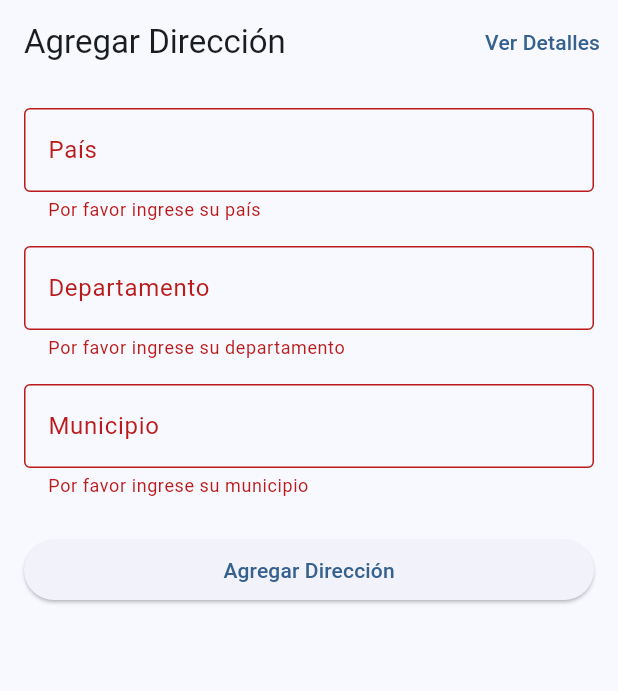
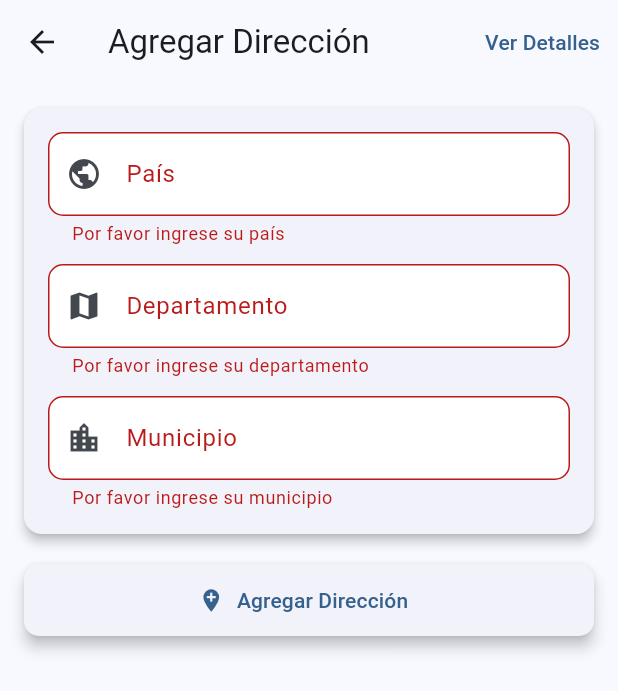
Before and after one commit to RSSerna/DoubleVPPartnersPTRSS, a Flutter app: the AddressFormScreen screen opened by its route, after a tap on "Agregar Dirección", on a phone screen of 412 x 824 dp. Shown: the top 691 px of the screen. Run offline on Flutter 3.47's test engine with Material 3 defaults, Android fonts, the phone set to English and light mode, and no system bars; our stand-ins replace dartz, equatable, flutter_bloc, get_it, go_router, logger and 1 more; accounts and stored records are empty.

Commit message:
UI Changes

```diff
--- /dev/null
+++ b/devtools_options.yaml
@@ -0,0 +1,3 @@
+description: This file stores settings for Dart & Flutter DevTools.
+documentation: https://docs.flutter.dev/tools/devtools/extensions#configure-extension-enablement-states
+extensions:
--- a/lib/core/constants/app_strings.dart
+++ b/lib/core/constants/app_strings.dart
@@ -26,6 +26,13 @@ class AppStrings {
   static const String municipalityLabel = 'Municipio';
   static const String addressesLabel = 'Direcciones:';
   static const String selectDateLabel = 'Fecha: ';
+
+  // Hints
+  static const String countryHint = 'Ingrese el país';
+  static const String departmentHint = 'Ingrese el departamento';
+  static const String municipalityHint = 'Ingrese el municipio';
+  static const String firstNameHint = 'Ingrese su nombre';
+  static const String lastNameHint = 'Ingrese su apellido';
 
   // Validation Messages
   static const String enterNameError = 'Por favor ingrese su $fieldPlaceholder';
--- a/lib/features/user_management/presentation/screens/address_form_screen.dart
+++ b/lib/features/user_management/presentation/screens/address_form_screen.dart
@@ -36,6 +36,11 @@ class _AddressFormScreenState extends State<AddressFormScreen> {
   Widget build(BuildContext context) {
     return Scaffold(
       appBar: AppBar(
+        leading: IconButton(
+          icon: const Icon(Icons.arrow_back),
+          onPressed: () => context.pop(),
+          tooltip: AppStrings.backButtonLabel,
+        ),
         title: Text(AppStrings.addAddressTitle),
         actions: [
           TextButton(
@@ -61,43 +66,77 @@ class _AddressFormScreenState extends State<AddressFormScreen> {
               key: _formKey,
               child: ListView(
                 children: [
+                  Card(
+                    elevation: 3,
+                    shape: RoundedRectangleBorder(
+                      borderRadius: BorderRadius.circular(12),
+                    ),
+                    margin: EdgeInsets.zero,
+                    child: Padding(
+                      padding: const EdgeInsets.all(16.0),
+                      child: Column(
+                        children: [
                           CustomFormField(
                             controller: _countryController,
                             label: AppStrings.countryLabel,
-                    validator: (value) => FormValidators.validateLocationField(
+                            hint: AppStrings.countryHint,
+                            icon: Icons.public,
+                            validator: (value) =>
+                                FormValidators.validateLocationField(
                               value,
                               fieldName: AppStrings.countryField,
                             ),
                             textInputAction: TextInputAction.next,
                           ),
-                  const SizedBox(height: 16),
+                          const SizedBox(height: 12),
                           CustomFormField(
                             controller: _departmentController,
                             label: AppStrings.departmentLabel,
-                    validator: (value) => FormValidators.validateLocationField(
+                            hint: AppStrings.departmentHint,
+                            icon: Icons.map,
+                            validator: (value) =>
+                                FormValidators.validateLocationField(
                               value,
                               fieldName: AppStrings.departmentField,
                             ),
                             textInputAction: TextInputAction.next,
                           ),
-                  const SizedBox(height: 16),
+                          const SizedBox(height: 12),
                           CustomFormField(
                             controller: _municipalityController,
                             label: AppStrings.municipalityLabel,
-                    validator: (value) => FormValidators.validateLocationField(
+                            hint: AppStrings.municipalityHint,
+                            icon: Icons.location_city,
+                            validator: (value) =>
+                                FormValidators.validateLocationField(
                               value,
                               fieldName: AppStrings.municipalityField,
                             ),
                             textInputAction: TextInputAction.done,
                           ),
-                  const SizedBox(height: 24),
-                  ElevatedButton(
+                        ],
+                      ),
+                    ),
+                  ),
+                  const SizedBox(height: 20),
+                  SizedBox(
+                    width: double.infinity,
+                    height: 48,
+                    child: ElevatedButton.icon(
+                      style: ElevatedButton.styleFrom(
+                        elevation: 4,
+                        shape: RoundedRectangleBorder(
+                          borderRadius: BorderRadius.circular(10),
+                        ),
+                      ),
+                      icon: const Icon(Icons.add_location),
+                      label: Text(AppStrings.addAddressButtonLabel),
                       onPressed: () {
                         if (_formKey.currentState!.validate()) {
                           final address = AddressEntity(
-                          country: _countryController.text,
-                          department: _departmentController.text,
-                          municipality: _municipalityController.text,
+                            country: _countryController.text.trim(),
+                            department: _departmentController.text.trim(),
+                            municipality: _municipalityController.text.trim(),
                           );
                           context
                               .read<UserBloc>()
@@ -115,7 +154,7 @@ class _AddressFormScreenState extends State<AddressFormScreen> {
                           );
                         }
                       },
-                    child: Text(AppStrings.addAddressButtonLabel),
+                    ),
                   ),
                 ],
               ),
--- a/lib/features/user_management/presentation/widgets/custom_form_field.dart
+++ b/lib/features/user_management/presentation/widgets/custom_form_field.dart
@@ -3,6 +3,8 @@ import 'package:flutter/material.dart';
 class CustomFormField extends StatelessWidget {
   final TextEditingController controller;
   final String label;
+  final String? hint;
+  final IconData? icon;
   final String? Function(String?) validator;
   final TextInputAction? textInputAction;
   final TextInputType? keyboardType;
@@ -13,6 +15,8 @@ class CustomFormField extends StatelessWidget {
     required this.controller,
     required this.label,
     required this.validator,
+    this.hint,
+    this.icon,
     this.textInputAction,
     this.keyboardType,
     this.onFieldSubmitted,
@@ -24,7 +28,14 @@ class CustomFormField extends StatelessWidget {
       controller: controller,
       decoration: InputDecoration(
         labelText: label,
-        border: const OutlineInputBorder(),
+        hintText: hint,
+        prefixIcon: icon != null ? Icon(icon) : null,
+        border: OutlineInputBorder(
+          borderRadius: BorderRadius.circular(10),
+        ),
+        filled: true,
+        fillColor:
+            Theme.of(context).inputDecorationTheme.fillColor ?? Colors.white,
       ),
       validator: validator,
       textInputAction: textInputAction,
```
Also changed, not shown: lib/features/user_management/presentation/screens/user_details_screen.dart (+10 -0 lines), lib/features/user_management/presentation/screens/user_form_screen.dart (+18 -3 lines). Lines whose indentation alone changed are shown as unchanged.
